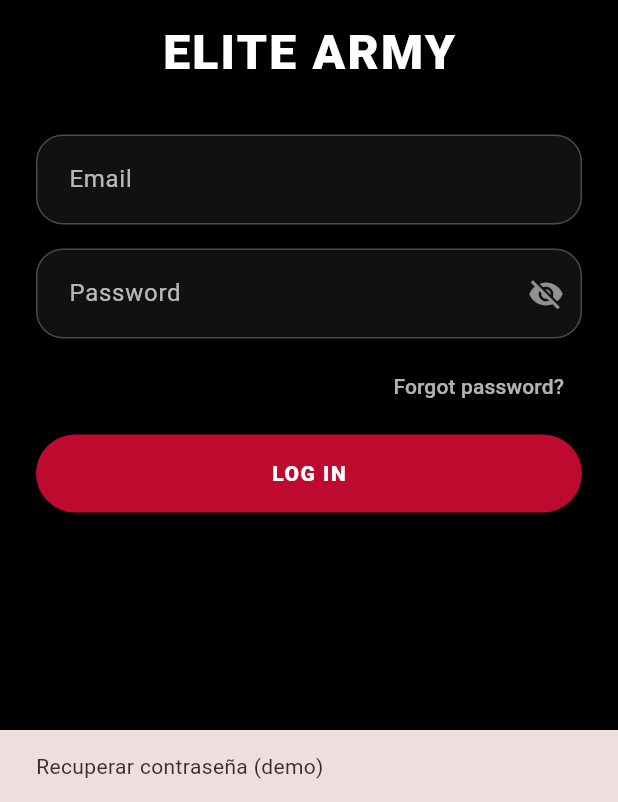
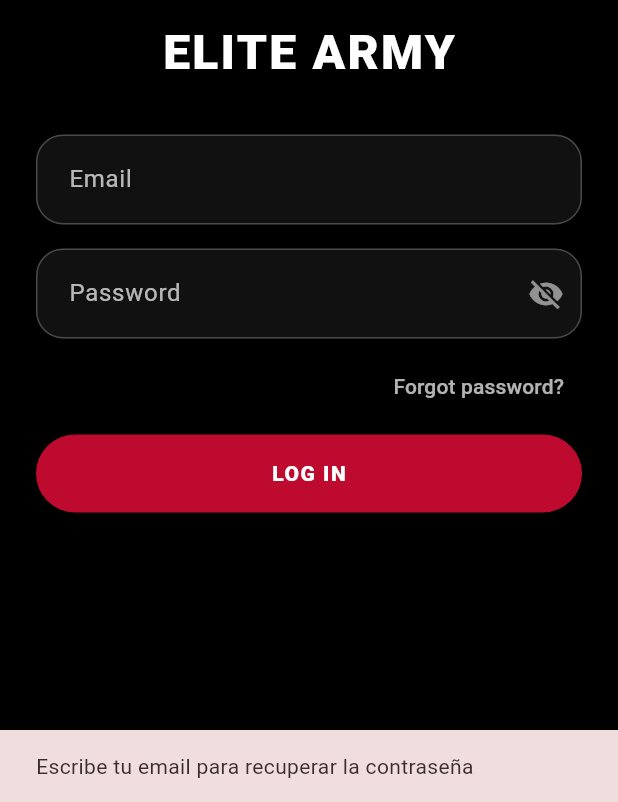
Before and after one commit to elitearmymexico/elitearmy_ambassadors, a Flutter app: the screen it shows after launch, after a tap on "Forgot password?", on a phone screen of 412 x 824 dp, the part 434-1236 px from its top. Run offline on Flutter 3.47's test engine with Material 3 defaults, Android fonts, the phone set to English and light mode, and no system bars; our stand-ins replace firebase_auth, firebase_core; accounts and stored records are empty; statements that could not run were skipped.

Commit message:
Versión estable: login/logout funcionando y deploy en Firebase Hosting

```diff
--- a/lib/login.dart
+++ b/lib/login.dart
@@ -1,8 +1,9 @@
 // Elite Ambassadors – login.dart
-// Version: v0.2.0
-// - v0.2.0: Login mock (email/pass). Luego conectamos Firebase Auth.
+// Version: v0.3.1
+// - Conecta login real a FirebaseAuth (sin navegación manual; AuthGate decide)
 
 import 'package:flutter/material.dart';
+import 'package:firebase_auth/firebase_auth.dart'; // 👈 NUEVO
 
 class LoginPage extends StatefulWidget {
   const LoginPage({super.key});
@@ -72,7 +73,7 @@ class _LoginPageState extends State<LoginPage> {
                   Align(
                     alignment: Alignment.centerRight,
                     child: TextButton(
-                      onPressed: () => ScaffoldMessenger.of(context).showSnackBar(const SnackBar(content: Text('Recuperar contraseña (demo)'))),
+                      onPressed: _loading ? null : _onForgotPass, // 👈 CAMBIO (antes demo)
                       child: const Text('Forgot password?'),
                     ),
                   ),
@@ -84,7 +85,7 @@ class _LoginPageState extends State<LoginPage> {
                         backgroundColor: const Color(0xFFBF0A30),
                         shape: RoundedRectangleBorder(borderRadius: BorderRadius.circular(28)),
                       ),
-                      onPressed: _loading ? null : _onLogin,
+                      onPressed: _loading ? null : _onLogin, // 👈 CAMBIO (ahora login real)
                       child: _loading
                           ? const SizedBox(width: 22, height: 22, child: CircularProgressIndicator())
                           : const Text('LOG IN', style: TextStyle(fontWeight: FontWeight.w800, letterSpacing: 1.0)),
@@ -102,9 +103,70 @@ class _LoginPageState extends State<LoginPage> {
   Future<void> _onLogin() async {
     if (!_formKey.currentState!.validate()) return;
     setState(() => _loading = true);
-    await Future.delayed(const Duration(milliseconds: 700)); // demo
-    if (!mounted) return;
-    Navigator.of(context).pushReplacementNamed('/tabs');
+
+    try {
+      final email = _emailCtrl.text.trim();
+      final pass  = _passCtrl.text;
+
+      // 👇 NUEVO: Autenticación REAL con Firebase
+      await FirebaseAuth.instance.signInWithEmailAndPassword(
+        email: email,
+        password: pass,
+      );
+
+      // ✅ SIN Navigator: el AuthGate en main.dart detecta el user y muestra el dashboard.
+
+    } on FirebaseAuthException catch (e) {
+      final msg = switch (e.code) {
+        'invalid-credential' || 'wrong-password' => 'Correo o contraseña incorrectos.',
+        'user-not-found' => 'No existe una cuenta con este correo.',
+        'too-many-requests' => 'Demasiados intentos. Intenta de nuevo más tarde.',
+        'network-request-failed' => 'Sin conexión. Revisa tu internet.',
+        _ => 'No se pudo iniciar sesión (${e.code}).'
+      };
+      if (mounted) {
+        ScaffoldMessenger.of(context).showSnackBar(SnackBar(content: Text(msg)));
+      }
+    } catch (_) {
+      if (mounted) {
+        ScaffoldMessenger.of(context).showSnackBar(
+          const SnackBar(content: Text('Error inesperado al iniciar sesión.')),
+        );
+      }
+    } finally {
+      if (mounted) setState(() => _loading = false);
+    }
+  }
+
+  Future<void> _onForgotPass() async { // 👈 NUEVO
+    final email = _emailCtrl.text.trim();
+    if (email.isEmpty) {
+      ScaffoldMessenger.of(context).showSnackBar(
+        const SnackBar(content: Text('Escribe tu email para recuperar la contraseña')),
+      );
+      return;
+    }
+    try {
+      await FirebaseAuth.instance.sendPasswordResetEmail(email: email);
+      if (mounted) {
+        ScaffoldMessenger.of(context).showSnackBar(
+          const SnackBar(content: Text('Te enviamos un correo para restablecer la contraseña.')),
+        );
+      }
+    } on FirebaseAuthException catch (e) {
+      final msg = (e.code == 'user-not-found')
+          ? 'No existe una cuenta con ese correo.'
+          : 'No se pudo enviar el correo (${e.code}).';
+      if (mounted) {
+        ScaffoldMessenger.of(context).showSnackBar(SnackBar(content: Text(msg)));
+      }
+    } catch (_) {
+      if (mounted) {
+        ScaffoldMessenger.of(context).showSnackBar(
+          const SnackBar(content: Text('Error inesperado.')),
+        );
+      }
+    }
   }
 }
 
@@ -136,7 +198,6 @@ class _LogoMarca extends StatelessWidget {
     );
   }
 }
-
 
 class _Input extends StatelessWidget {
   const _Input({
--- a/lib/main.dart
+++ b/lib/main.dart
@@ -1,7 +1,11 @@
 // Elite Ambassadors – main.dart
-// v0.2.1: Usa tema oscuro unificado
+// v0.3.1: Inicializa Firebase + tema oscuro unificado + AuthGate
 
 import 'package:flutter/material.dart';
+import 'package:firebase_core/firebase_core.dart';
+import 'package:firebase_auth/firebase_auth.dart';
+import 'firebase_options.dart';
+
 import 'core/locator.dart';
 import 'core/theme.dart';
 import 'login.dart';
@@ -10,8 +14,13 @@ import 'mi_red.dart';
 import 'bonos_logros.dart';
 import 'perfil.dart';
 
-void main() {
+Future<void> main() async {
   WidgetsFlutterBinding.ensureInitialized();
+
+  await Firebase.initializeApp(
+    options: DefaultFirebaseOptions.currentPlatform,
+  );
+
   Locator.I.useMocks(); // por ahora datos mock
   runApp(const MyApp());
 }
@@ -24,10 +33,31 @@ class MyApp extends StatelessWidget {
     return MaterialApp(
       debugShowCheckedModeBanner: false,
       title: 'Elite Ambassadors',
-      theme: AppTheme.dark(), // 👈 mismo look que el login
-      home: const LoginPage(),
+      theme: AppTheme.dark(),
+      home: const AuthGate(), // 👈 AuthGate decide login/tabs
       routes: {
         '/tabs': (_) => const _MainScaffold(),
+      },
+    );
+  }
+}
+
+class AuthGate extends StatelessWidget {
+  const AuthGate({super.key});
+
+  @override
+  Widget build(BuildContext context) {
+    return StreamBuilder<User?>(
+      stream: FirebaseAuth.instance.authStateChanges(),
+      builder: (context, snap) {
+        if (snap.connectionState == ConnectionState.waiting) {
+          return const Scaffold(
+            body: Center(child: CircularProgressIndicator()),
+          );
+        }
+        final user = snap.data;
+        if (user == null) return const LoginPage();
+        return const _MainScaffold();
       },
     );
   }
```
Also changed, not shown: lib/perfil.dart (+45 -13 lines), pubspec.yaml (+3 -4 lines), firebase.json (added), lib/firebase_options.dart (added), pubspec.lock, 12 other files.
